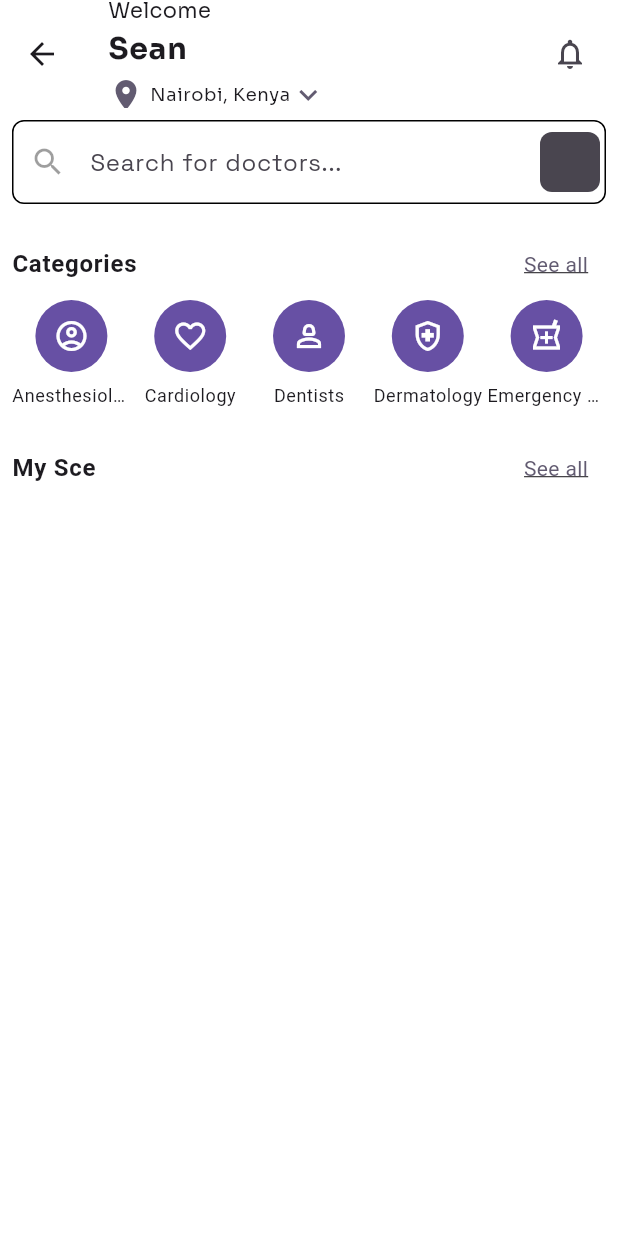
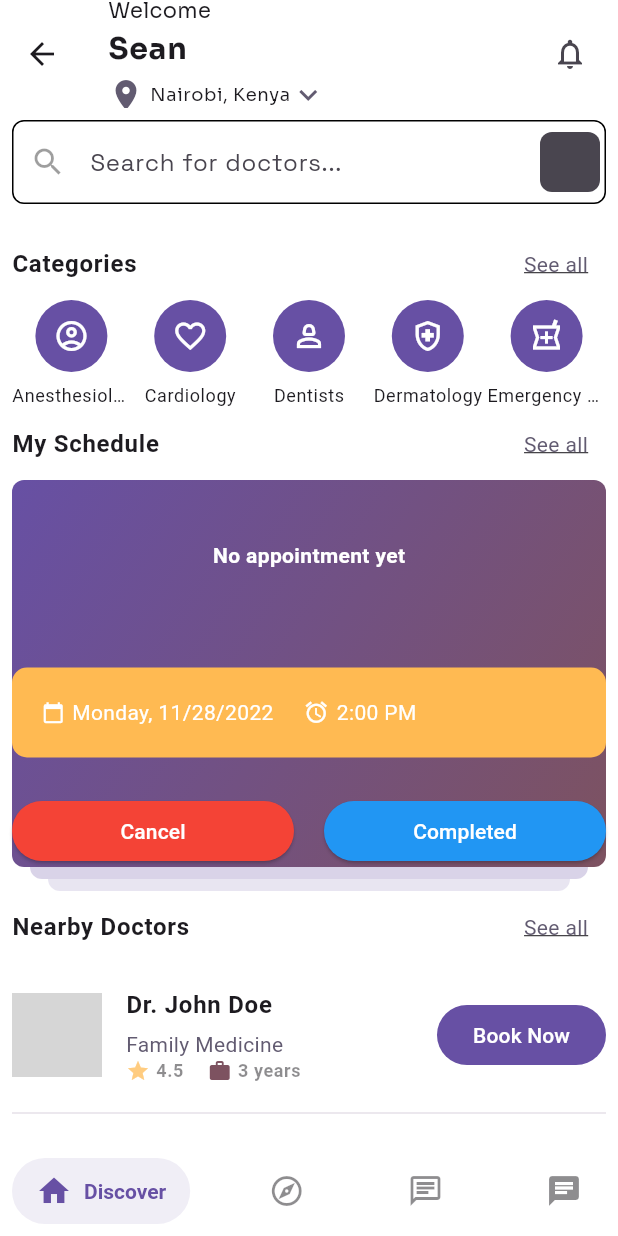
Before and after one commit to torieeee/BOOKPOINT_Flutter, a Flutter app: the HomeView screen opened directly, on a phone screen of 412 x 824 dp. Run offline on Flutter 3.47's test engine with Material 3 defaults, Android fonts, the phone set to English and light mode, and no system bars; drawn by our look-alikes of salomon_bottom_bar; our stand-ins replace dio, equatable, font_awesome_flutter, google_fonts, google_maps_flutter, rating_dialog and 2 more; accounts and stored records are empty; network calls fail; grey boxes are pictures that could not be loaded.

Commit message:
HomePage UI major completion

```diff
--- a/lib/screens/home_screen.dart
+++ b/lib/screens/home_screen.dart
@@ -1,10 +1,10 @@
-
+import 'package:book_point/shared/theme/widgets/cards/appointment_preview_card.dart';
 import 'package:flutter/material.dart';
 import 'package:google_fonts/google_fonts.dart';
 import 'package:models/models.dart';
-//import 'package:book_point/models/auth_model.dart';
-
 import '../shared/theme/widgets/avatars/circle_avatar_with_text_label.dart';
+import '../shared/theme/widgets/bottom_nav_bars/main_nav_bar.dart';
+import '../shared/theme/widgets/list_tiles/doctor_list_tile.dart';
 import '../shared/theme/widgets/titles/section_title.dart';
 
 class HomeScreen extends StatelessWidget {
@@ -24,7 +24,6 @@ class HomeView extends StatelessWidget {
     final textTheme = Theme.of(context).textTheme;
     final colorScheme = Theme.of(context).colorScheme;
 
-
     return Scaffold(
       appBar: AppBar(
         toolbarHeight: 80,
@@ -43,7 +42,8 @@ class HomeView extends StatelessWidget {
             Text(
               'Sean',
               style: GoogleFonts.sora(
-              textStyle: textTheme.bodyLarge!.copyWith(fontWeight: FontWeight.bold, fontSize:20 ),
+                textStyle: textTheme.bodyLarge!
+                    .copyWith(fontWeight: FontWeight.bold, fontSize: 20),
               ),
             ),
             const SizedBox(height: 4.0),
@@ -54,12 +54,10 @@ class HomeView extends StatelessWidget {
                   color: colorScheme.secondary,
                 ),
                 const SizedBox(width: 4.0),
-                Text(
-                  'Nairobi, Kenya',
+                Text('Nairobi, Kenya',
                     style: GoogleFonts.sora(
                       textStyle: textTheme.bodySmall,
-                  )
-                ),
+                    )),
                 const SizedBox(height: 4.0),
                 Icon(
                   Icons.expand_more,
@@ -90,25 +88,58 @@ class HomeView extends StatelessWidget {
                     padding: const EdgeInsets.all(8.0),
                     decoration: BoxDecoration(
                         color: colorScheme.onSurfaceVariant,
-                    borderRadius: BorderRadius.circular(8.0)
-                  ),
+                        borderRadius: BorderRadius.circular(8.0)),
                     child: const Icon(Icons.filter_alt_outlined),
                   ),
                 ),
               ),
-            )
-          ),
+            )),
       ),
       body: SingleChildScrollView(
         padding: EdgeInsets.all(8.0),
         child: Column(
           children: [
             _DoctorCategories(),
-              SizedBox(height: 16.0),
             _MySchedule(),
+            _NearbyDoctors(),
           ],
         ),
       ),
+      bottomNavigationBar: MainNavBar(),
+    );
+  }
+}
+
+class _NearbyDoctors extends StatelessWidget {
+  const _NearbyDoctors({super.key});
+
+  @override
+  Widget build(BuildContext context) {
+    final ColorScheme colorScheme = Theme.of(context).colorScheme;
+    return Column(
+      children: [
+        SectionTitle(
+          title: 'Nearby Doctors',
+          action: 'See all',
+          onPressed: () {},
+        ),
+        SizedBox(height: 8.0),
+        ListView.separated(
+          physics: const NeverScrollableScrollPhysics(),
+          shrinkWrap: true,
+          separatorBuilder: (context, index) {
+            return Divider(
+              height: 24.0,
+              color: colorScheme.surfaceContainerHighest,
+            );
+          },
+          itemCount: Doctor.sampleDoctors.length,
+          itemBuilder: (context, index) {
+            final doctor = Doctor.sampleDoctors[index];
+            return DoctorListTile(doctor: doctor);
+          },
+        )
+      ],
     );
   }
 }
@@ -121,16 +152,17 @@ class _MySchedule extends StatelessWidget {
     return Column(
       children: [
         SectionTitle(
-          title: 'My Sce',
+          title: 'My Schedule',
           action: 'See all',
           onPressed: () {},
         ),
+        const AppointmentPreviewCard(),
       ],
     );
   }
 }
 
-class _DoctorCategories extends StatelessWidget{
+class _DoctorCategories extends StatelessWidget {
   const _DoctorCategories({super.key});
 
   @override
--- /dev/null
+++ b/lib/screens/main_layout.dart
@@ -0,0 +1,56 @@
+import 'package:book_point/screens/appointment_page.dart';
+import 'package:book_point/screens/home_screen.dart';
+import 'package:flutter/material.dart';
+import 'package:font_awesome_flutter/font_awesome_flutter.dart';
+
+class MainLayout extends StatefulWidget {
+  const MainLayout({super.key});
+
+  @override
+  State<MainLayout> createState() => _MainLayoutState();
+}
+
+class _MainLayoutState extends State<MainLayout> {
+  int currentPage = 0;
+  final PageController _page = PageController();
+  @override
+  Widget build(BuildContext context) {
+    return Scaffold(
+      body: PageView(
+        controller: _page,
+        onPageChanged: ((value){
+          setState(() {
+            currentPage = value;
+          });
+        }),
+        children: const <Widget>[
+          HomeView(),
+          AppointmentPage()
+        ],
+      ),
+      bottomNavigationBar: BottomNavigationBar(
+        currentIndex: currentPage,
+        onTap: (page){
+          setState(() {
+            currentPage = page;
+            _page.animateToPage(
+              page,
+              duration: const Duration(milliseconds: 500),
+              curve: Curves.easeInOut,
+            );
+          });
+        },
+        items: const <BottomNavigationBarItem>[
+          BottomNavigationBarItem(
+            icon: Icon(FontAwesomeIcons.houseChimneyMedical),
+            label: 'Home',
+          ),
+          BottomNavigationBarItem(
+            icon: Icon(FontAwesomeIcons.solidCalendarCheck),
+            label: 'Appointments',
+          ),
+        ],
+      ),
+    );
+  }
+}
--- /dev/null
+++ b/lib/shared/theme/widgets/bottom_nav_bars/main_nav_bar.dart
@@ -0,0 +1,56 @@
+import 'package:flutter/material.dart';
+import 'package:salomon_bottom_bar/salomon_bottom_bar.dart';
+
+class MainNavBar extends StatefulWidget {
+  const MainNavBar({Key? key}) : super(key: key);
+
+  @override
+  _MainNavBarState createState() => _MainNavBarState();
+}
+
+class _MainNavBarState extends State<MainNavBar> {
+  int _currentIndex = 0;
+
+  @override
+  Widget build(BuildContext context) {
+    final colorScheme = Theme.of(context).colorScheme;
+
+    return SalomonBottomBar(
+      selectedItemColor: colorScheme. primary,
+      unselectedItemColor: colorScheme.onSurface.withOpacity(0.5) ,
+      onTap: (index) {
+        switch (index) {
+          case 0:
+            print(index);
+            break;
+          case 1:
+            print(index);
+            break;
+        default:
+        }
+      },
+      items: [
+        SalomonBottomBarItem(
+          icon: Icon(Icons.home),
+          title: Text("Discover"),
+          selectedColor: colorScheme.primary,
+        ),
+        SalomonBottomBarItem(
+          icon: Icon(Icons.explore_outlined),
+          title: Text("Explore"),
+          selectedColor: colorScheme.primary,
+        ),
+        SalomonBottomBarItem(
+          icon: Icon(Icons.chat_outlined),
+          title: Text("Booking"),
+          selectedColor: colorScheme.primary,
+        ),
+        SalomonBottomBarItem(
+          icon: Icon(Icons.chat),
+          title: Text("Chat"),
+          selectedColor: colorScheme.primary,
+        ),
+      ],
+    );
+  }
+}
--- a/lib/shared/theme/widgets/cards/appointment_preview_card.dart
+++ b/lib/shared/theme/widgets/cards/appointment_preview_card.dart
@@ -1,4 +1,6 @@
+import 'package:book_point/utils/config.dart';
 import 'package:flutter/material.dart';
+import 'package:flutter/widgets.dart';
 
 class AppointmentPreviewCard extends StatelessWidget {
   const AppointmentPreviewCard({super.key});
@@ -7,8 +9,130 @@ class AppointmentPreviewCard extends StatelessWidget {
   Widget build(BuildContext context) {
     final textTheme = Theme.of(context).textTheme;
     final colorScheme = Theme.of(context).colorScheme;
-    return  Column(
-      children: [],
+    return Column(
+      children: [
+        Container(
+          decoration: BoxDecoration(
+            borderRadius: BorderRadius.circular(8.0),
+            gradient: LinearGradient(
+              begin: Alignment.topLeft,
+              end: Alignment.bottomRight,
+              colors: [
+                colorScheme.primary,
+                colorScheme.tertiary,
+              ],
+            ),
+          ),
+          child: Column(
+            children: [
+              SizedBox(
+                height: 100,
+                child: Center(
+                    child: Text(
+                  'No appointment yet',
+                  style: textTheme.bodyMedium!.copyWith(
+                    color: Colors.white,
+                    fontWeight: FontWeight.bold,
+                  ),
+                )),
+              ),
+              Config.spaceSmall,
+              const ScheduleCard(),
+              Config.spaceSmall,
+              Row(
+                mainAxisAlignment: MainAxisAlignment.spaceBetween,
+                children: [
+                  Expanded(
+                    child: ElevatedButton(
+                      style: ElevatedButton.styleFrom(
+                        backgroundColor: Colors.red,
+                      ),
+                      child: const Text(
+                        'Cancel',
+                        style: TextStyle(color: Colors.white),
+                      ),
+                      onPressed: (){},
+                      ),
+                  ),
+                  const SizedBox(width: 20),
+                  Expanded(
+                    child: ElevatedButton(
+                      style: ElevatedButton.styleFrom(
+                        backgroundColor: Colors.blue,
+                      ),
+                      child: const Text(
+                        'Completed',
+                        style: TextStyle(color: Colors.white),
+                      ),
+                      onPressed: (){},
+                      ),
+                  ),
+                ],
+              ),
+            ],
+          ),
+        ),
+        Container(
+          height: 8.0,
+          margin: const EdgeInsets.symmetric(horizontal: 12.0),
+          decoration: BoxDecoration(
+            color: colorScheme.primary.withOpacity(0.25),
+            borderRadius: const BorderRadius.vertical(
+              bottom: Radius.circular(8.0),
+            ),
+          ),
+        ),
+        Container(
+          height: 8.0,
+          margin: const EdgeInsets.symmetric(horizontal: 24.0),
+          decoration: BoxDecoration(
+            color: colorScheme.primary.withOpacity(0.15),
+            borderRadius: const BorderRadius.vertical(
+              bottom: Radius.circular(8.0),
+            ),
+          ),
+        ),
+      ],
     );
   }
 }
+
+class ScheduleCard extends StatelessWidget {
+  const ScheduleCard({super.key});
+
+  @override
+  Widget build(BuildContext context) {
+    return Container(
+      decoration: BoxDecoration(
+        color: Color(0xFFFFBA52),
+        borderRadius: BorderRadius.circular(10),
+      ),
+      width: double.infinity,
+      padding: const EdgeInsets.all(20),
+      child: const Row(
+        crossAxisAlignment: CrossAxisAlignment.center,
+        children: <Widget>[
+          Icon(
+            Icons.calendar_today,
+            color: Colors.white,
+            size: 15,
+          ),
+          SizedBox(width: 5),
+          Text(
+            'Monday, 11/28/2022',
+            style: TextStyle(color: Colors.white),
+          ),
+          SizedBox(width: 20),
+          Icon(
+            Icons.access_alarm,
+            color: Colors.white,
+            size: 17,
+          ),
+          SizedBox(width: 5),
+          Flexible(
+              child: Text('2:00 PM', style: TextStyle(color: Colors.white))),
+        ],
+      ),
+    );
+  }
+}
--- /dev/null
+++ b/lib/shared/theme/widgets/list_tiles/doctor_list_tile.dart
@@ -0,0 +1,70 @@
+import 'package:flutter/material.dart';
+import 'package:models/models.dart';
+
+class DoctorListTile extends StatelessWidget {
+  const DoctorListTile({
+    super.key,
+    required this.doctor,
+  });
+
+  final Doctor doctor;
+
+  @override
+  Widget build(BuildContext context) {
+    final textTheme = Theme.of(context).textTheme;
+    final ColorScheme colorScheme = Theme.of(context).colorScheme;
+    return ListTile(
+      onTap: () {},
+      contentPadding: EdgeInsets.zero,
+      leading: CircleAvatar(
+        radius: 30.0,
+        backgroundColor: colorScheme.surface,
+        backgroundImage: NetworkImage(doctor.profileImageUrl),
+      ),
+      title: Text(
+        doctor.name,
+        style: textTheme.bodyLarge!.copyWith(fontWeight: FontWeight.bold),
+      ),
+      subtitle: Column(
+        crossAxisAlignment: CrossAxisAlignment.start,
+        children: [
+          SizedBox(height: 4.0),
+          Text(
+            doctor.category.name,
+            style: textTheme.bodyMedium!.copyWith(
+              color: colorScheme.secondary,
+            ),
+          ),
+          const SizedBox(width: 8.0),
+          Row(
+            children: [
+              Icon(Icons.star, color: const Color.fromRGBO(255, 204, 128, 1), size: 16),
+              const SizedBox(width: 4.0),
+              Text(
+                doctor.rating.toString(),
+                style: textTheme.bodySmall!.copyWith(
+                  color: colorScheme.onSurface.withOpacity(0.5),
+                  fontWeight: FontWeight.bold,
+                ),
+              ),
+              const SizedBox(width: 16),
+              Icon(Icons.work, color: colorScheme.tertiary, size: 16),
+              const SizedBox(width: 4),
+              Text(
+                '3 years',
+                style: textTheme.bodySmall!.copyWith(
+                  color: colorScheme.onSurface.withOpacity(0.5),
+                  fontWeight: FontWeight.bold,
+              ),
+              ),
+            ]
+          ),
+        ],
+      ),
+      trailing: FilledButton(
+        onPressed: () {},
+        child: const Text('Book Now'),
+        ),
+    );
+  }
+}
--- a/packages/models/lib/src/consultation_mode.dart
+++ b/packages/models/lib/src/consultation_mode.dart
@@ -0,0 +1,34 @@
+import 'package:flutter/material.dart';
+
+enum ConsultationMode {
+  video(
+    label: 'Video',
+    description: 'Online video call',
+    icon: Icons.video_call,
+  ),
+  audio(
+    label: 'Audio',
+    description: 'Online audio call',
+    icon: Icons.voice_chat,
+  ),
+  chat(
+    label: 'Chat',
+    description: 'Online chat with doctor',
+    icon: Icons.message,
+  ),
+  inPerson(
+    label: 'In Person',
+    description: 'Meet doctor in person',
+    icon: Icons.people,
+  );
+
+  final String label;
+  final String description;
+  final IconData icon;
+
+  const ConsultationMode({
+    required this.label,
+    required this.description,
+    required this.icon,
+  });
+}
--- a/packages/models/lib/src/doctor.dart
+++ b/packages/models/lib/src/doctor.dart
@@ -0,0 +1,80 @@
+
+
+import 'doctor_address.dart';
+import 'doctor_category.dart';
+import 'doctor_package.dart';
+import 'doctor_working_hours.dart';
+
+import 'package:equatable/equatable.dart';
+
+class Doctor extends Equatable {
+  final String id;
+  final String name;
+  final String bio;
+  final String profileImageUrl;
+  final DoctorCategory category;
+  final DoctorAddress address;
+  final List<DoctorPackage> packages;
+  final List<DoctorWorkingHours> workingHours;
+  final double rating;
+  final int reviewCount;
+  final int patientCount;
+
+  const Doctor({
+    required this.id,
+    required this.name,
+    required this.bio,
+    required this.profileImageUrl,
+    required this.workingHours,
+    required this.category,
+    required this.address,
+    required this.packages,
+    this.rating = 0.0,
+    this.reviewCount = 0,
+    this.patientCount = 0,
+  });
+
+  @override
+  List<Object?> get props => [
+    id,
+    name,
+    bio,
+    profileImageUrl,
+    workingHours,
+    category,
+    address,
+    packages,
+    rating,
+    reviewCount,
+    patientCount,
+  ];
+static final sampleDoctors = [
+  Doctor(
+    id: '1',
+    name: 'Dr. John Doe',
+    bio: 'Dr. John Doe is a cardiologist in New York, New York and is affiliated with Akatsuki Hospital',
+    profileImageUrl: 'https://unsplash.com/photos/a-man-in-a-red-shirt-standing-in-a-parking-garage-CJSDD3RH7u4',
+    category: DoctorCategory.familyMedicine,
+    address: DoctorAddress.sampleAddresses[0],
+    packages: DoctorPackage.samplePackages,
+    workingHours: DoctorWorkingHours.sampleDoctorWorkingHours,
+    rating: 4.5,
+    reviewCount: 100,
+    patientCount: 1000,
+  ),
+  Doctor(
+    id: '2',
+    name: 'Dr. Jane Doe',
+    bio: 'Dentist',
+    profileImageUrl: 'https://unsplash.com/photos/a-woman-smelling-a-bunch-of-yellow-flowers-zg-L3DolfN8',
+    category: DoctorCategory.familyMedicine,
+    address: DoctorAddress.sampleAddresses[0],
+    packages: DoctorPackage.samplePackages,
+    workingHours: DoctorWorkingHours.sampleDoctorWorkingHours,
+    rating: 4.5,
+    reviewCount: 100,
+    patientCount: 1000,
+  ),
+];
+
+}
--- a/packages/models/lib/src/doctor_address.dart
+++ b/packages/models/lib/src/doctor_address.dart
@@ -0,0 +1,78 @@
+import 'package:google_maps_flutter/google_maps_flutter.dart';
+import 'package:equatable/equatable.dart';
+import 'package:models/models.dart';
+
+class DoctorAddress extends Equatable {
+  final String id;
+  final String doctorId;
+  final LatLng latLon;
+  final String streetAddress;
+  final String streetNumber;
+  final String city;
+  final String state;
+  final String country;
+  final String postalCode;
+
+  const DoctorAddress({
+    required this.id,
+    required this.doctorId,
+    required this.latLon,
+    required this.streetAddress,
+    required this.streetNumber,
+    required this.city,
+    required this.state,
+    required this.country,
+    required this.postalCode,
+  });
+
+  DoctorAddress copyWith({
+    String? id,
+    String? doctorId,
+    LatLng? latLon,
+    String? streetAddress,
+    String? streetNumber,
+    String? city,
+    String? state,
+    String? country,
+    String? postalCode,
+  })
+  {
+    return DoctorAddress(
+      id: id ?? this.id,
+      doctorId: doctorId ?? this.doctorId,
+      latLon: latLon ?? this.latLon,
+      streetAddress: streetAddress ?? this.streetAddress,
+      streetNumber: streetNumber ?? this.streetNumber,
+      city: city ?? this.city,
+      state: state ?? this.state,
+      country: country ?? this.country,
+      postalCode: postalCode ?? this.postalCode,
+      );
+  }
+
+  @override
+  List<Object?> get props => [
+    id,
+    doctorId,
+    latLon,
+    streetAddress,
+    city,
+    state,
+    country,
+    postalCode,
+  ];
+
+  static const sampleAddresses = [
+    DoctorAddress(
+      id: '1',
+      doctorId: '1',
+      latLon: LatLng(25.276987, 55.296249),
+      streetAddress: 'Al Maktoum Street',
+      streetNumber: '123',
+      city: 'Dubai',
+      state: 'Dubai',
+      country: 'United Arab Emirates',
+      postalCode: '12345',
+    ),
+  ];
+}
--- a/packages/models/lib/src/doctor_package.dart
+++ b/packages/models/lib/src/doctor_package.dart
@@ -0,0 +1,35 @@
+import 'package:models/models.dart';
+
+class DoctorPackage{
+  final String id;
+  final String doctorId;
+  final String packageName;
+  final String description;
+  final Duration duration;
+  final double price;
+  final ConsultationMode consultationMode;
+
+
+const DoctorPackage({
+  required this.id,
+  required this.doctorId,
+  required this.packageName,
+  required this.description,
+  required this.duration,
+  required this.price,
+  required this.consultationMode,
+  }
+);
+
+static const samplePackages = [
+  DoctorPackage(
+    id: '1',
+    doctorId: '1',
+    packageName: 'Basic',
+    description: 'Basic consultation package',
+    duration: Duration(hours: 1),
+    price: 50.0,
+    consultationMode: ConsultationMode.video,
+  )
+  ];
+}
--- a/packages/models/lib/src/doctor_working_hours.dart
+++ b/packages/models/lib/src/doctor_working_hours.dart
@@ -0,0 +1,63 @@
+import 'package:flutter/material.dart';
+import 'package:equatable/equatable.dart';
+
+class DoctorWorkingHours extends Equatable {
+  final String id;
+  final TimeOfDay startTime;
+  final TimeOfDay endTime;
+  final String dayOfWeek;
+
+  const DoctorWorkingHours({
+    required this.id,
+    required this.startTime,
+    required this.endTime,
+    required this.dayOfWeek,
+  });
+  @override
+  List<Object> get props => [id, startTime, endTime, dayOfWeek];
+
+  static const sampleDoctorWorkingHours = [
+    DoctorWorkingHours(
+      id: '1',
+      startTime: TimeOfDay(hour: 8, minute: 0),
+      endTime: TimeOfDay(hour: 12, minute: 0),
+      dayOfWeek: 'Monday',
+    ),
+    DoctorWorkingHours(
+      id: '2',
+      startTime: TimeOfDay(hour: 8, minute: 0),
+      endTime: TimeOfDay(hour: 12, minute: 0),
+      dayOfWeek: 'Tuesday',
+    ),
+    DoctorWorkingHours(
+      id: '3',
+      startTime: TimeOfDay(hour: 8, minute: 0),
+      endTime: TimeOfDay(hour: 12, minute: 0),
+      dayOfWeek: 'Wednesday',
+    ),
+    DoctorWorkingHours(
+      id: '4',
+      startTime: TimeOfDay(hour: 8, minute: 0),
+      endTime: TimeOfDay(hour: 12, minute: 0),
+      dayOfWeek: 'Thursday',
+    ),
+    DoctorWorkingHours(
+      id: '5',
+      startTime: TimeOfDay(hour: 8, minute: 0),
+      endTime: TimeOfDay(hour: 12, minute: 0),
+      dayOfWeek: 'Friday',
+    ),
+    DoctorWorkingHours(
+      id: '6',
+      startTime: TimeOfDay(hour: 8, minute: 0),
+      endTime: TimeOfDay(hour: 12, minute: 0),
+      dayOfWeek: 'Saturday',
+    ),
+    DoctorWorkingHours(
+      id: '7',
+      startTime: TimeOfDay(hour: 8, minute: 0),
+      endTime: TimeOfDay(hour: 12, minute: 0),
+      dayOfWeek: 'Sunday',
+    ),
+  ];
+}
--- a/packages/models/pubspec.yaml
+++ b/packages/models/pubspec.yaml
@@ -20,6 +20,8 @@ dependencies:
   provider: ^6.0.4
   flutter_launcher_icons: ^0.13.1
   google_fonts: ^6.2.1
+  equatable: ^2.0.5
+  google_maps_flutter: ^2.6.1
 
   cupertino_icons: ^1.0.6
 
```
Also changed, not shown: pubspec.yaml (+8 -0 lines), pubspec.lock. Lines whose indentation alone changed are shown as unchanged.
